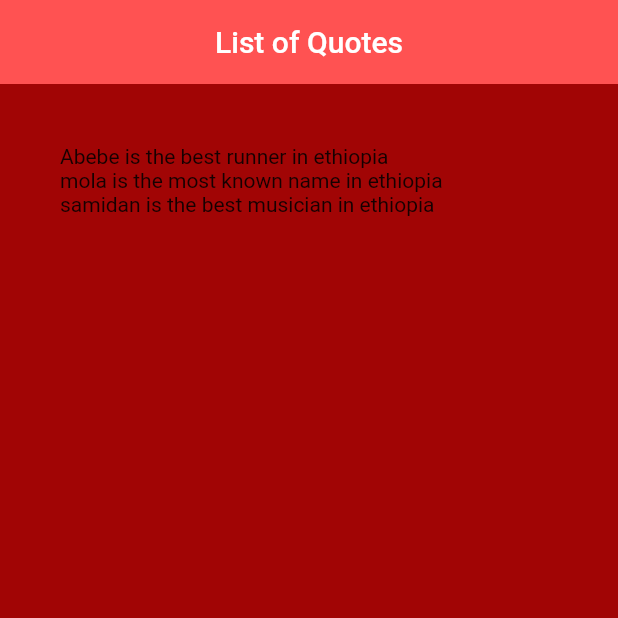
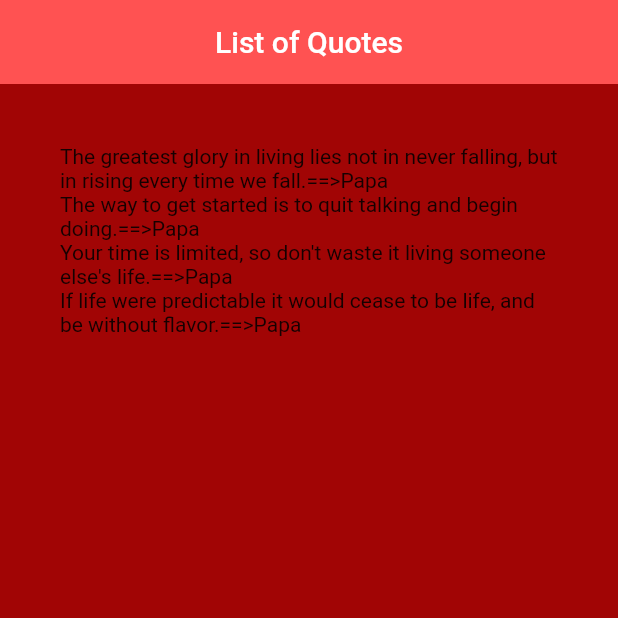
Before and after one commit to PopGirma1/Flutter, a Flutter app: the screen it shows after launch, on a phone screen of 412 x 824 dp, the top half of it. Run offline on Flutter 3.47's test engine with Material 2 defaults, Android fonts, the phone set to English and light mode, and no system bars.

Commit message:
add quote class

```diff
--- a/lib/main.dart
+++ b/lib/main.dart
@@ -1,4 +1,5 @@
 import 'package:flutter/material.dart';
+import 'quote.dart';
 
 void main() => runApp(const MaterialApp(
       debugShowCheckedModeBanner: false,
@@ -13,7 +14,11 @@ class ListExample extends StatefulWidget {
 }
 
 class _ListExampleState extends State<ListExample> {
-  List<String> quotes= ['Abebe is the best runner in ethiopia', 'mola is the most known name in ethiopia', 'samidan is the best musician in ethiopia'];
+  List<Quote> quotes= [
+    Quote(author: "Papa", text: "The greatest glory in living lies not in never falling, but in rising every time we fall."),
+    Quote(author: "Papa", text: "The way to get started is to quit talking and begin doing."),
+    Quote(author: "Papa", text: "Your time is limited, so don't waste it living someone else's life."),
+    Quote(author: "Papa", text: "If life were predictable it would cease to be life, and be without flavor.")];
   @override
   Widget build(BuildContext context) {
     return Scaffold(
@@ -28,7 +33,7 @@ class _ListExampleState extends State<ListExample> {
         padding: const EdgeInsets.all(40.0),
         child: Column(
           crossAxisAlignment: CrossAxisAlignment.stretch,
-          children:quotes.map((quotes) => Text(quotes)).toList(),
+          children:quotes.map((quotes) => Text('${quotes.text}==>${quotes.author}')).toList(),
         ),
       ),
     );
--- /dev/null
+++ b/lib/quote.dart
@@ -0,0 +1,5 @@
+class Quote{
+  String text;
+  String author;
+  Quote({required this.author,required this.text});
+}
```
Also changed, not shown: 1 other file.
